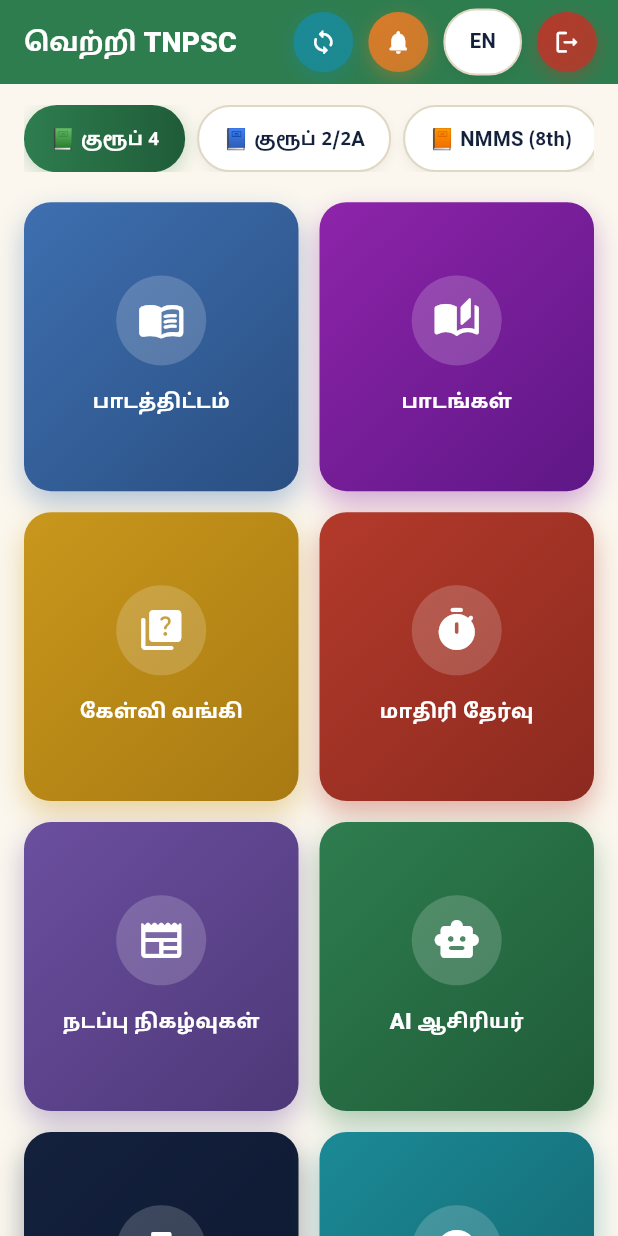
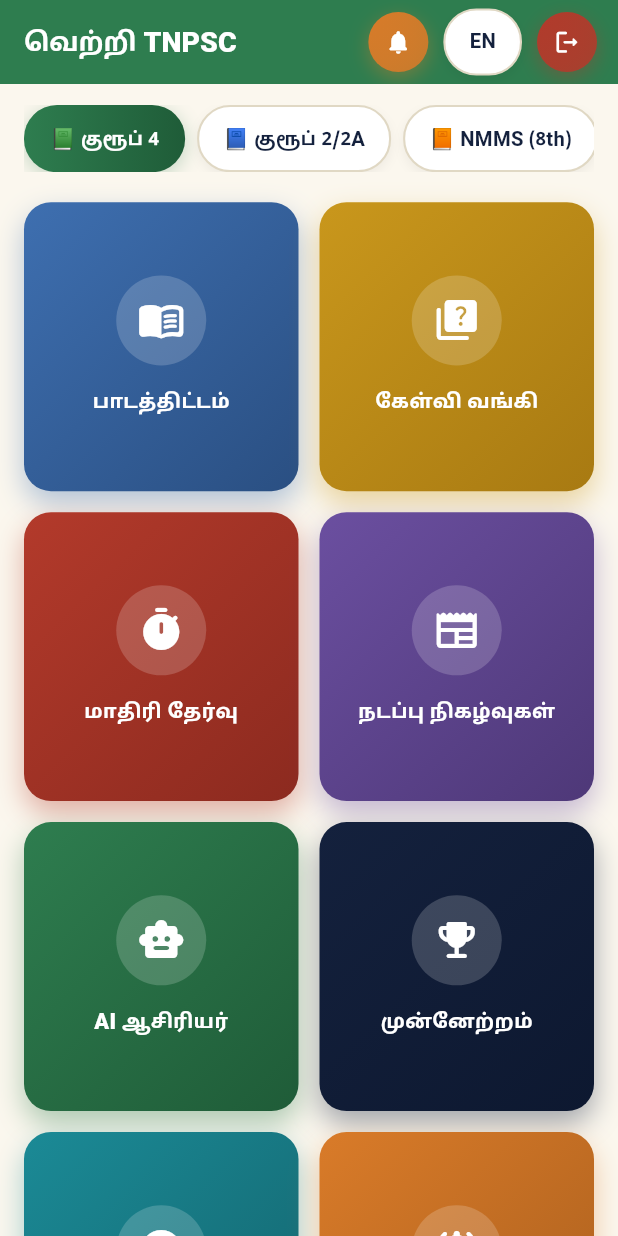
Before and after one commit to RAGHU1221/vetri-tnpsc, a Flutter app: the DashboardScreen screen opened by its route, on a phone screen of 412 x 824 dp. Run offline on Flutter 3.47's test engine with Material 3 defaults, Android fonts, the phone set to English and light mode, and no system bars; our stand-ins replace dio, flutter_local_notifications, flutter_secure_storage, go_router, google_fonts, timezone; accounts and stored records are empty; network calls fail.

Commit message:
Add files via upload

```diff
--- a/flutter_app/lib/src/ui/screens/dashboard_screen.dart
+++ b/flutter_app/lib/src/ui/screens/dashboard_screen.dart
@@ -5,7 +5,6 @@
 import '../../services/auth_service.dart';
 import '../../services/stats_service.dart';
 import '../../services/job_notification_service.dart';
-import '../../services/question_service.dart';
 import '../widgets/vetri_buttons.dart';
 
 class DashboardScreen extends StatefulWidget {
@@ -17,7 +16,6 @@
 class _DashboardScreenState extends State<DashboardScreen> {
   int? _streak;
   int _openNotifCount = 0;
-  bool _syncing = false;
 
   @override
   void initState() {
@@ -30,51 +28,13 @@
     });
   }
 
-  /// Force-fetches the latest questions from the live server (bypassing
-  /// whatever was cached in memory) and reports the real outcome — how
-  /// many questions actually loaded, or the exact error if it fell back
-  /// to offline data — right here on the dashboard. No need to hunt for
-  /// a refresh icon on another screen to find out whether a sync worked.
-  Future<void> _sync() async {
-    if (_syncing) return;
-    setState(() => _syncing = true);
-    final ta = context.read<AppProvider>().isTamil;
-    try {
-      final questions = await QuestionService.refresh();
-      if (!mounted) return;
-      if (QuestionService.usedSeedFallback) {
-        ScaffoldMessenger.of(context).showSnackBar(SnackBar(
-          duration: const Duration(seconds: 8),
-          backgroundColor: const Color(0xFFB33A2B),
-          content: Text(ta
-              ? 'Sync தோல்வி — server-ஐ அடைய முடியல, பழைய offline data (${questions.length}) காட்டுது.\n${QuestionService.lastError ?? ''}'
-              : 'Sync failed — could not reach the server, showing old offline data (${questions.length}).\n${QuestionService.lastError ?? ''}'),
-        ));
-      } else {
-        ScaffoldMessenger.of(context).showSnackBar(SnackBar(
-          duration: const Duration(seconds: 4),
-          backgroundColor: const Color(0xFF2E7D4F),
-          content: Text(ta
-              ? 'Sync ஆச்சு — ${questions.length} கேள்விகள் load ஆச்சு ✓'
-              : 'Synced — ${questions.length} questions loaded ✓'),
-        ));
-      }
-    } finally {
-      if (mounted) setState(() => _syncing = false);
-    }
-  }
-
   @override
   Widget build(BuildContext context) {
     final app = context.watch<AppProvider>();
     final ta = app.isTamil;
-    const guideKeyMap = {'G4': 'tnpsc_g4', 'G2A': 'tnpsc_g2a', 'NMMS': 'nmms', 'G1': 'tnpsc_g1'};
-    final syllabusRoute = '/guide/${guideKeyMap[app.examGroup] ?? 'tnpsc_g4'}';
     final tiles = [
-      (Icons.menu_book_rounded, ta ? 'பாடத்திட்டம்' : 'Syllabus', syllabusRoute,
+      (Icons.menu_book_rounded, ta ? 'பாடத்திட்டம்' : 'Syllabus', '/syllabus',
           const [Color(0xFF3E6FB0), Color(0xFF2A4F82)]),
-      (Icons.auto_stories_rounded, ta ? 'பாடங்கள்' : 'Lessons', '/lessons',
-          const [Color(0xFF8E24AA), Color(0xFF5E1786)]),
       (Icons.quiz_rounded, ta ? 'கேள்வி வங்கி' : 'Question Bank', '/syllabus',
           const [Color(0xFFC9971C), Color(0xFFA87A12)]),
       (Icons.timer_rounded, ta ? 'மாதிரி தேர்வு' : 'Mock Test', '/test-setup',
@@ -89,6 +49,8 @@
           const [Color(0xFF1B8A96), Color(0xFF13636C)]),
       (Icons.notifications_active_rounded, ta ? 'அறிவிப்புகள்' : 'Notifications', '/notifications',
           const [Color(0xFFD97B29), Color(0xFFA85E1D)]),
+      (Icons.sticky_note_2_rounded, ta ? 'விரைவு குறிப்புகள்' : 'Quick Notes', '/notes',
+          const [Color(0xFF9A3B8F), Color(0xFF6E2A67)]),
     ];
     return Scaffold(
       backgroundColor: const Color(0xFFFBF7EE),
@@ -108,27 +70,6 @@
             ),
         ]),
         actions: [
-          Stack(
-            clipBehavior: Clip.none,
-            children: [
-              VetriIconButton(
-                icon: Icons.sync_rounded,
-                bg: const Color(0xFF1B8A96),
-                size: 40,
-                onTap: _syncing ? () {} : _sync,
-              ),
-              if (_syncing)
-                const Positioned.fill(
-                  child: Center(
-                    child: SizedBox(
-                      width: 18, height: 18,
-                      child: CircularProgressIndicator(strokeWidth: 2, color: Colors.white),
-                    ),
-                  ),
-                ),
-            ],
-          ),
-          const SizedBox(width: 10),
           Stack(
             clipBehavior: Clip.none,
             children: [
```
